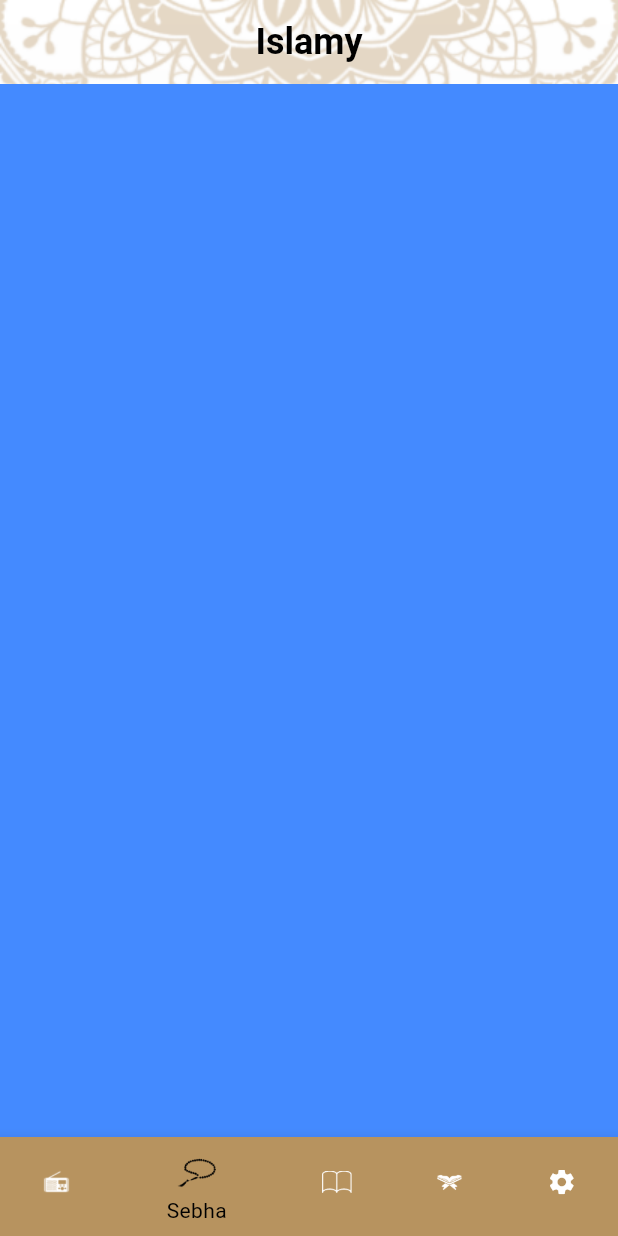
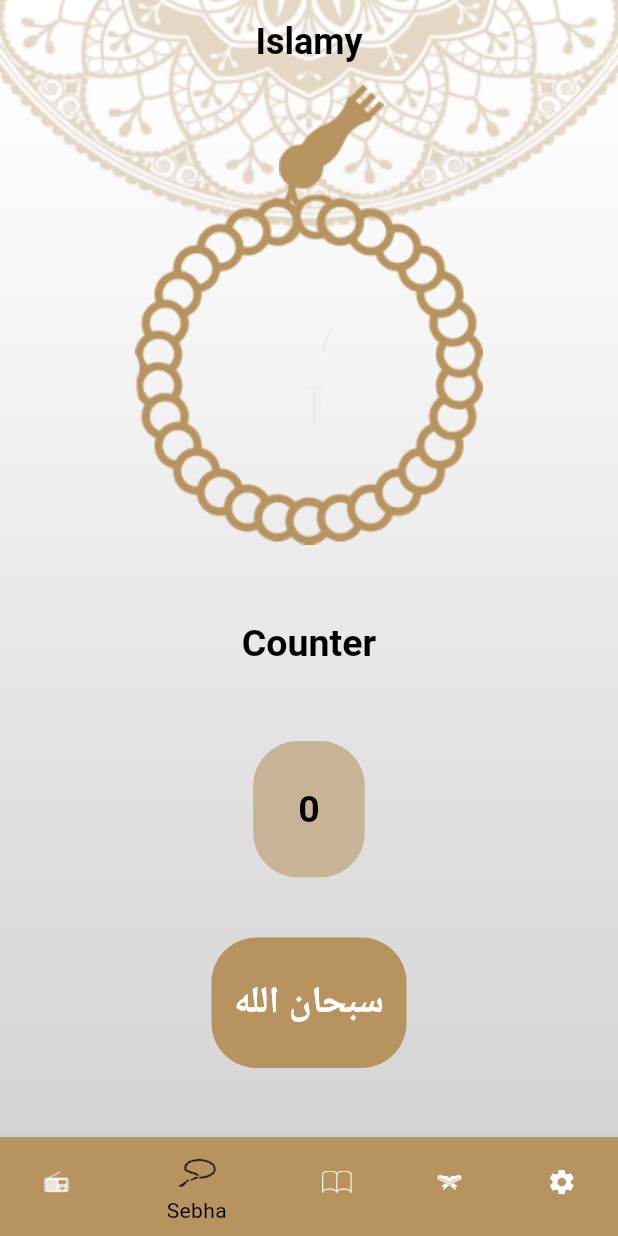
Before and after one commit to youssemagdy/Islamy_App_2, a Flutter app: the screen it shows after launch, item 2 of the bottom bar chosen, on a phone screen of 412 x 824 dp. Run offline on Flutter 3.47's test engine with Material 3 defaults, Android fonts, the phone set to English and light mode, and no system bars; generated files the repository leaves out were written again.

Commit message:
finish Sebha Screen * design * theme this screen * localization this screen

```diff
--- a/lib/l10n/app_ar.arb
+++ b/lib/l10n/app_ar.arb
@@ -9,5 +9,6 @@
   "theme" : "ألوضع",
   "dark" : "داكن",
   "light" : "فاتح",
-  "chapter_title" : "أسم الصورة"
+  "chapter_title" : "أسم الصورة",
+  "counter" : "عدد التسبيحات"
 }
--- a/lib/l10n/app_en.arb
+++ b/lib/l10n/app_en.arb
@@ -9,5 +9,6 @@
   "theme" : "Theme",
   "dark" : "Dark",
   "light" : "Light",
-  "chapter_title" : "Chapter Title"
+  "chapter_title" : "Chapter Title",
+  "counter" : "Counter"
 }
--- a/lib/provider/setting_provider.dart
+++ b/lib/provider/setting_provider.dart
@@ -1,5 +1,3 @@
-import 'dart:js_util';
-
 import 'package:flutter/material.dart';
 
 class SettingProvider extends ChangeNotifier{
--- a/lib/style/app_theme.dart
+++ b/lib/style/app_theme.dart
@@ -67,6 +67,16 @@ class AppTheme{
         // unSelected
         fontSize: 20,
         color: lightPrimary,
+      ),
+      headlineLarge: const TextStyle(
+        color: Colors.black,
+        fontSize: 25,
+        fontWeight: FontWeight.w600
+      ),
+      titleSmall: const TextStyle(
+          color: Colors.white,
+          fontSize: 25,
+          fontWeight: FontWeight.w600
       ),
     ),
 
@@ -143,6 +153,16 @@ class AppTheme{
         fontSize: 20,
         color: darkSecondary,
       ),
+      headlineLarge: const TextStyle(
+        color: Colors.white,
+        fontSize: 25,
+        fontWeight: FontWeight.w600
+      ),
+      titleSmall: const TextStyle(
+        color: Colors.black,
+        fontSize: 25,
+        fontWeight: FontWeight.w600
+      ),
     ),
 
     cardTheme: CardTheme(
--- a/lib/ui/ahadeth_details/ahadeth_details_screen.dart
+++ b/lib/ui/ahadeth_details/ahadeth_details_screen.dart
@@ -1,6 +1,5 @@
 import 'package:flutter/material.dart';
 import 'package:islami_app/provider/setting_provider.dart';
-import 'package:islami_app/style/app_theme.dart';
 import 'package:islami_app/ui/home/hadeth_model.dart';
 import 'package:provider/provider.dart';
 
--- a/lib/ui/home/home_screen.dart
+++ b/lib/ui/home/home_screen.dart
@@ -1,8 +1,5 @@
-import 'dart:js_interop';
-
 import 'package:flutter/material.dart';
 import 'package:islami_app/provider/setting_provider.dart';
-import 'package:islami_app/style/app_theme.dart';
 import 'package:islami_app/ui/home/tap/ahadeth_widget.dart';
 import 'package:islami_app/ui/home/tap/quran_widget.dart';
 import 'package:islami_app/ui/home/tap/radio_widget.dart';
--- a/lib/ui/home/tap/sebha_widget.dart
+++ b/lib/ui/home/tap/sebha_widget.dart
@@ -1,12 +1,124 @@
 import 'package:flutter/material.dart';
+import 'package:islami_app/provider/setting_provider.dart';
+import 'package:provider/provider.dart';
+import 'package:flutter_gen/gen_l10n/app_localizations.dart';
 
-class SebhaWidget extends StatelessWidget {
+class SebhaWidget extends StatefulWidget {
   const SebhaWidget({Key? key}) : super(key: key);
 
   @override
+  State<SebhaWidget> createState() => _SebhaWidgetState();
+}
+
+class _SebhaWidgetState extends State<SebhaWidget> {
+
+  int count = 0;
+  int index = 0;
+  double angel = 0;
+  List<String> tasbeh = [
+    'سبحان الله' ,
+    'الحمد لله' ,
+    'الله أكبر' ,
+    ' وحده لا شريك له' ,
+    ' له الملك' ,
+    'وله الحمد' ,
+    'وهو على كل شيء قدير' ,
+    ' ولا حول ولا قوة إلا بالله' ,
+  ];
+
+  @override
   Widget build(BuildContext context) {
-    return Container(
-      color: Colors.blueAccent,
+    SettingProvider provider = Provider.of<SettingProvider>(context);
+    return Column(
+      crossAxisAlignment: CrossAxisAlignment.center,
+      children: [
+        Stack(
+          children: [
+            Padding(
+              padding: const EdgeInsets.only(left: 30.0),
+              child: Align(
+                alignment: Alignment.center,
+                child: Image.asset(
+                  provider.theme == ThemeMode.dark ?
+                  'assets/image/dark_head_of_seb7a.png' :
+                  'assets/image/head_of_seb7a.png',
+                  height: 100,
+                ),
+              ),
+            ),
+            GestureDetector(
+              onTap: (){
+                counterMethod();
+              },
+              child: Padding(
+                padding: const EdgeInsets.only(top: 73.0,),
+                child: Align(
+                  alignment: Alignment.center,
+                  child: Transform.rotate(
+                      angle: angel,
+                      child: Image.asset(
+                        provider.theme == ThemeMode.dark ?
+                        'assets/image/dark_body_of_seb7a.png' :
+                        'assets/image/body_of_seb7a.png',
+                      ),
+                  ),
+                ),
+              ),
+            ),
+          ],
+        ),
+        const SizedBox(height: 50,),
+        Text(
+          AppLocalizations.of(context)!.counter,
+          style: Theme.of(context).textTheme.headlineLarge,
+        ),
+        const SizedBox(height: 50,),
+        Container(
+          padding: const EdgeInsets.symmetric(vertical: 30, horizontal: 30),
+          decoration: BoxDecoration(
+            color: provider.theme == ThemeMode.dark ? const Color(0xFF151B30) : const Color(0xFFC8B396),
+            borderRadius: BorderRadius.circular(30)
+          ),
+          child: Text(
+            count.toString(),
+            style: Theme.of(context).textTheme.headlineLarge,
+          ),
+        ),
+        const SizedBox(height: 40,),
+        Container(
+          padding: const EdgeInsets.symmetric(vertical: 25, horizontal: 15),
+          decoration: BoxDecoration(
+            color: provider.theme == ThemeMode.dark ? const Color(0xFFFACC1D) : const Color(0xFFB7935F),
+            borderRadius: BorderRadius.circular(30)
+          ),
+          child: Text(
+            tasbeh[index],
+            style: Theme.of(context).textTheme.titleSmall,
+          ),
+        ),
+      ],
     );
   }
+
+  counterMethod () {
+    angel += 10;
+    if (count == 33){
+      count = 0;
+      index ++;
+      if (index < tasbeh.length - 1){
+        index ++;
+      }
+      else {
+        index = 0;
+      }
+    }
+    else {
+      count ++;
+    }
+
+    setState(() {
+
+    });
+  }
+
 }
--- a/lib/ui/quran_details/quran_details_screen.dart
+++ b/lib/ui/quran_details/quran_details_screen.dart
@@ -1,7 +1,6 @@
 import 'package:flutter/material.dart';
 import 'package:flutter/services.dart';
 import 'package:islami_app/provider/setting_provider.dart';
-import 'package:islami_app/style/app_theme.dart';
 import 'package:provider/provider.dart';
 
 class QuranDetailsScreen extends StatefulWidget {
```
Also changed, not shown: assets/image/body_of_seb7a.png (added), assets/image/dark_body_of_seb7a.png (added), assets/image/dark_head_of_seb7a.png (added), assets/image/head_of_seb7a.png (added), lib/ui/sebha_detalis/sebha_details_screen.dart (added).
